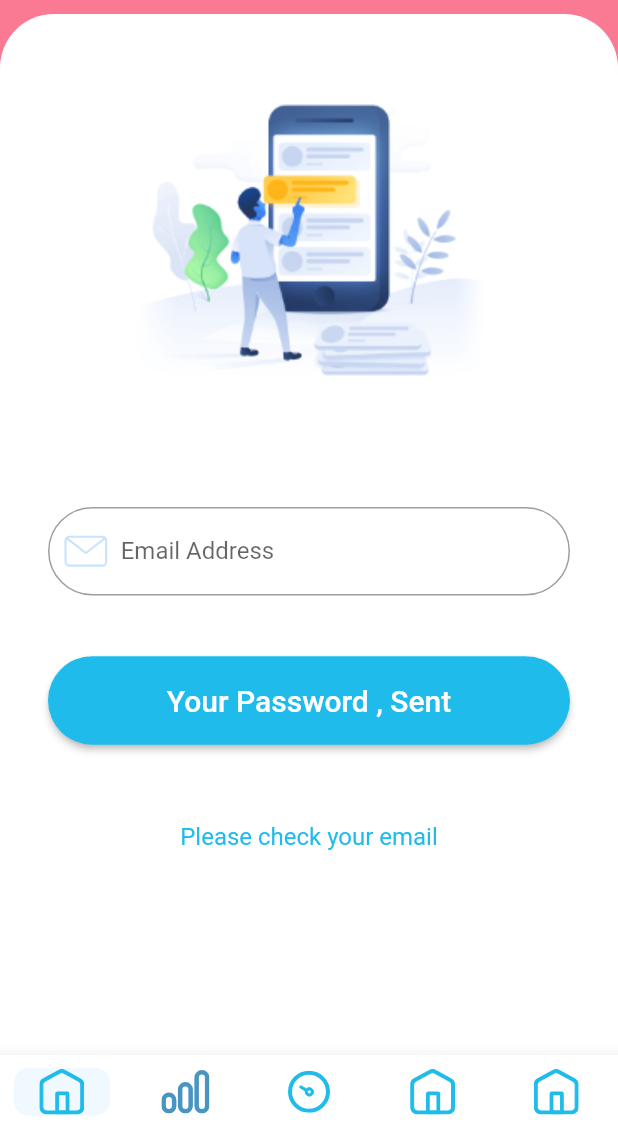
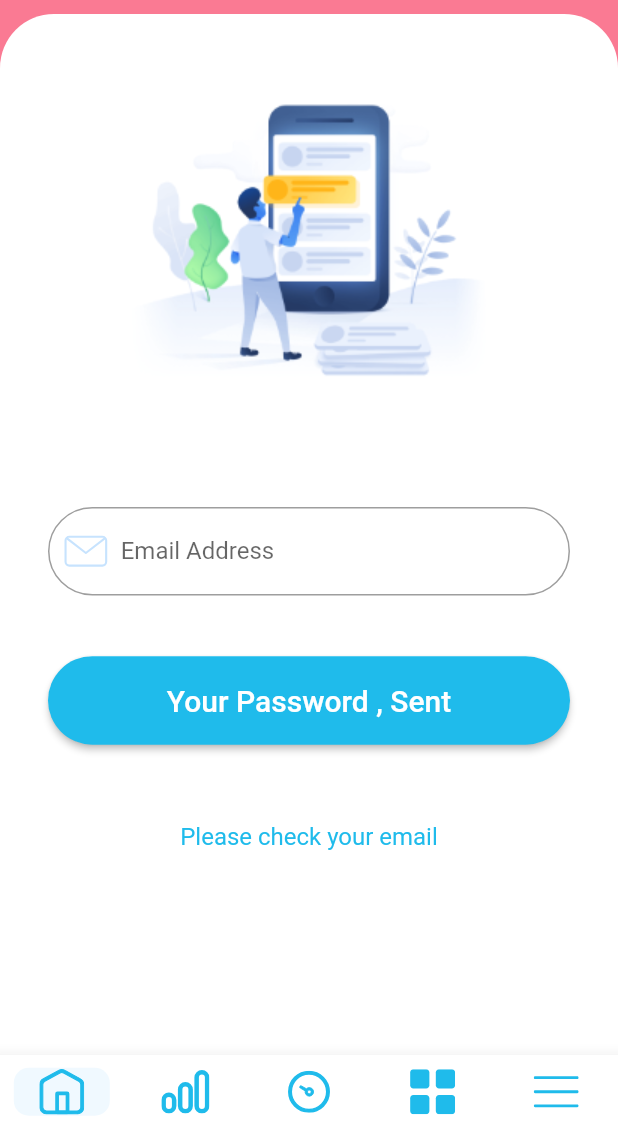
Before and after one commit to ozreyyiz/folovmi_app, a Flutter app: the LoginPage screen opened directly, after a tap on "Forgot your password?", on a phone screen of 412 x 824 dp, the part 106-1236 px from its top. Run offline on Flutter 3.47's test engine with Material 2 defaults, Android fonts, the light colour scheme and no system bars; drawn by our look-alikes of auto_size_text, delayed_display; our stand-ins replace dio, easy_localization, flutter_hex_color, flutter_riverpod, flutter_svg, get_storage and 2 more; missing offline and left inert: dart:ffi; accounts and stored records are empty; project files that could hold a hidden picture were left out.

Commit message:
SVG's updated

```diff
--- a/lib/core/base/view/base_view.dart
+++ b/lib/core/base/view/base_view.dart
@@ -82,7 +82,9 @@ class _BaseViewState extends BaseState<BaseView> {
                       padding: PaddingConstants.NAVIGATION_BAR_ICON_PADDING,
                       child: NavigationDestination(
                           icon: SvgPicture.asset(
-                              "assets/images/navigation_bar_level_icon.svg"),
+                            "assets/images/navigation_bar_level_icon.svg",
+                            color: ColorConstants.BLUE,
+                          ),
                           label: ""),
                     ),
                     Padding(
@@ -96,14 +98,20 @@ class _BaseViewState extends BaseState<BaseView> {
                       padding: PaddingConstants.NAVIGATION_BAR_ICON_PADDING,
                       child: NavigationDestination(
                           icon: SvgPicture.asset(
-                              "assets/images/navigation_bar_home.svg"),
+                            "assets/images/navigation_bar_dashboard.svg",
+                            height: 30,
+                            color: ColorConstants.BLUE,
+                          ),
                           label: ""),
                     ),
                     Padding(
                       padding: PaddingConstants.NAVIGATION_BAR_ICON_PADDING,
                       child: NavigationDestination(
                           icon: SvgPicture.asset(
-                              "assets/images/navigation_bar_home.svg"),
+                            "assets/images/navigation_bar_menu.svg",
+                            color: ColorConstants.BLUE,
+                            height: 30,
+                          ),
                           label: ""),
                     ),
                   ],
--- a/lib/main.dart
+++ b/lib/main.dart
@@ -6,7 +6,6 @@ import 'package:folovmi_app/core/constants/color/color_constants.dart';
 import 'package:folovmi_app/core/init/lang/locale_keys.g.dart';
 import 'package:folovmi_app/view/auth/login/view/login_page.dart';
 import 'package:folovmi_app/view/auth/onboarding/view/first_page.dart';
-import 'package:folovmi_app/view/auth/onboarding/view/introduction_page.dart';
 import 'package:folovmi_app/view/auth/onboarding/view/welcome_page.dart';
 import 'package:folovmi_app/view/auth/onboarding/widgets/first_page_circle_widget.dart';
 import 'package:folovmi_app/view/auth/register/view/register_first_page.dart';
@@ -53,7 +52,7 @@ class MyApp extends StatelessWidget {
       theme: ThemeData(
         primarySwatch: buildMaterialColor(Color(0xFFF1FBBEB)),
       ),
-      home: LoginPage(),
+      home: HomePage(),
     );
   }
 
--- a/lib/view/auth/login/view/login_page.dart
+++ b/lib/view/auth/login/view/login_page.dart
@@ -101,36 +101,12 @@ class _LoginPageState extends ConsumerState<LoginPage> {
 
   Positioned _pictureContainer(BuildContext context) {
     return Positioned(
-      top: 0,
+      top: 10,
       child: Container(
-        decoration: BoxDecoration(
-            gradient: LinearGradient(
-          colors: [
-            Color.fromARGB(255, 254, 190, 212),
-            Colors.white,
-          ],
-          begin: Alignment.topCenter,
-          end: Alignment.bottomCenter,
-        )),
+
         width: SizeConfig.sizeWidth(context, 1),
         height: SizeConfig.sizeHeight(context, 0.4),
-        child: Stack(
-          children: [
-            Center(
-              child: SvgPicture.asset("assets/images/1.svg"),
-            ),
-            Positioned(
-              left: -70,
-              bottom: 10,
-              child: SvgPicture.asset("assets/images/3.svg"),
-            ),
-            Positioned(
-              right: 10,
-              bottom: 10,
-              child: SvgPicture.asset("assets/images/2.svg"),
-            ),
-          ],
-        ),
+        child: Image.asset("assets/images/login_svg.jpg")
       ),
     );
   }
```
Also changed, not shown: lib/view/auth/onboarding/view/first_page.dart (+2 -8 lines), lib/view/auth/onboarding/view/introduction_page.dart (deleted, +0 -263 lines), lib/view/home/main_page/view/home_page.dart (+1 -6 lines), assets/images/1.svg (deleted), assets/images/2.svg (deleted), assets/images/3.svg (deleted), assets/images/Mask Group 5.svg (deleted), assets/images/Mask Group 6.svg (deleted), assets/images/Mask Group 7.svg (deleted), assets/images/cube.svg (deleted), assets/images/login_svg.jpg (added), assets/images/navigation_bar_dashboard.svg (added), assets/images/navigation_bar_menu.svg (added).
